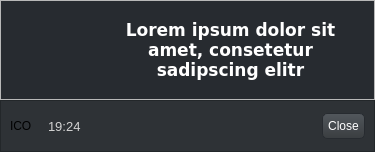
Above: res/notification_system/dialog.ui from FAForever/client before the change. Below: the same form after it.
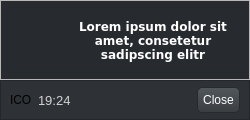
That is the form after the change.

Diff of the .ui file:
```diff
--- a/res/notification_system/dialog.ui
+++ b/res/notification_system/dialog.ui
@@ -6,8 +6,8 @@
    <rect>
     <x>0</x>
     <y>0</y>
-    <width>375</width>
-    <height>152</height>
+    <width>250</width>
+    <height>120</height>
    </rect>
   </property>
   <property name="windowTitle">
@@ -79,14 +79,14 @@
        <widget class="QLabel" name="labelImage">
         <property name="minimumSize">
          <size>
-          <width>80</width>
-          <height>80</height>
+          <width>50</width>
+          <height>50</height>
          </size>
         </property>
         <property name="maximumSize">
          <size>
-          <width>64</width>
-          <height>16777215</height>
+          <width>50</width>
+          <height>50</height>
          </size>
         </property>
         <property name="text">
@@ -110,7 +110,7 @@
 	color: rgb(255, 255, 255);
     font-weight: bold;
     font-family: Verdana; 
-    font-size:13pt;
+    font-size:9pt;
 }
 
 
@@ -153,18 +153,18 @@
       <enum>QFrame::Raised</enum>
      </property>
      <layout class="QHBoxLayout" name="_3">
+      <property name="topMargin">
+       <number>6</number>
+      </property>
+      <property name="bottomMargin">
+       <number>6</number>
+      </property>
       <item>
        <widget class="QLabel" name="labelIcon">
-        <property name="minimumSize">
-         <size>
-          <width>32</width>
-          <height>32</height>
-         </size>
-        </property>
         <property name="maximumSize">
          <size>
-          <width>32</width>
-          <height>32</height>
+          <width>24</width>
+          <height>24</height>
          </size>
         </property>
         <property name="text">
```
